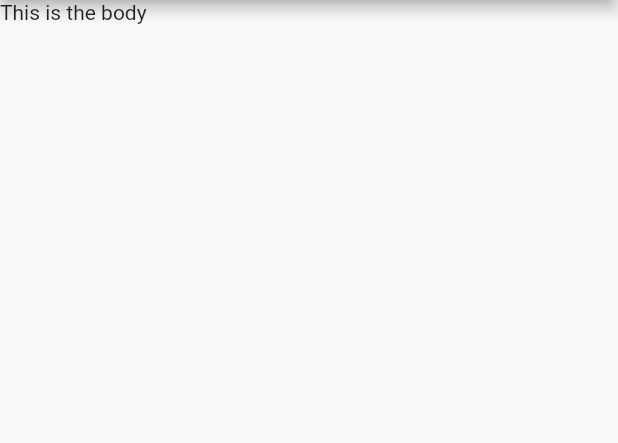
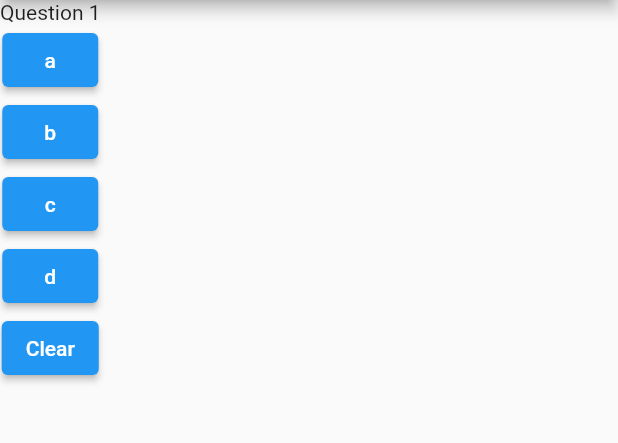
Before and after one commit to dev-amit-kumar/Flutter_Learning, a Flutter app: the screen it shows after launch, on a phone screen of 412 x 824 dp, the part 84-527 px from its top. Run offline on Flutter 3.47's test engine with Material 2 defaults, Android fonts, the phone set to English and light mode, and no system bars.

Commit message:
added simple button

```diff
--- a/first_flutter_app/lib/main.dart
+++ b/first_flutter_app/lib/main.dart
@@ -6,16 +6,29 @@ import 'package:flutter/material.dart';
 
 void main() => runApp(MyApp());
 
-class MyApp extends StatelessWidget{
+class MyApp extends StatelessWidget {
+  void ansQuestion(int val) {
+    print(val);
+  }
+
   @override
-  Widget build(BuildContext context){
+  Widget build(BuildContext context) {
     return MaterialApp(
-      home: Scaffold(
-        appBar: AppBar(
-          title: Text('My First App'),
-        ),
-        body: Text('This is the body'),
-      )
-    );
+        home: Scaffold(
+      appBar: AppBar(
+        title: Text('My First App'),
+      ),
+      body: Column(
+        children: [
+          Text('Question 1'),
+          ElevatedButton(child: Text('a'), onPressed: () => ansQuestion(1)),
+          ElevatedButton(child: Text('b'), onPressed: () => ansQuestion(2)),
+          ElevatedButton(child: Text('c'), onPressed: () => ansQuestion(3)),
+          ElevatedButton(child: Text('d'), onPressed: () => ansQuestion(4)),
+          ElevatedButton(
+              child: Text('Clear'), onPressed: () => print('Cleared')),
+        ],
+      ),
+    ));
   }
 }
```
